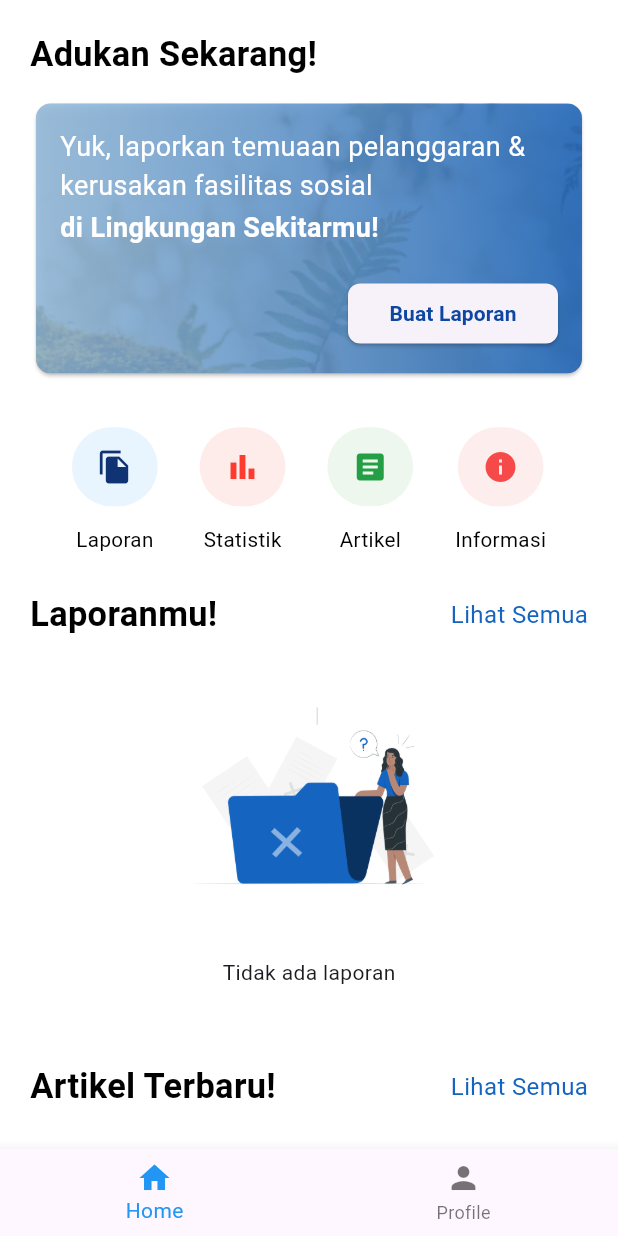
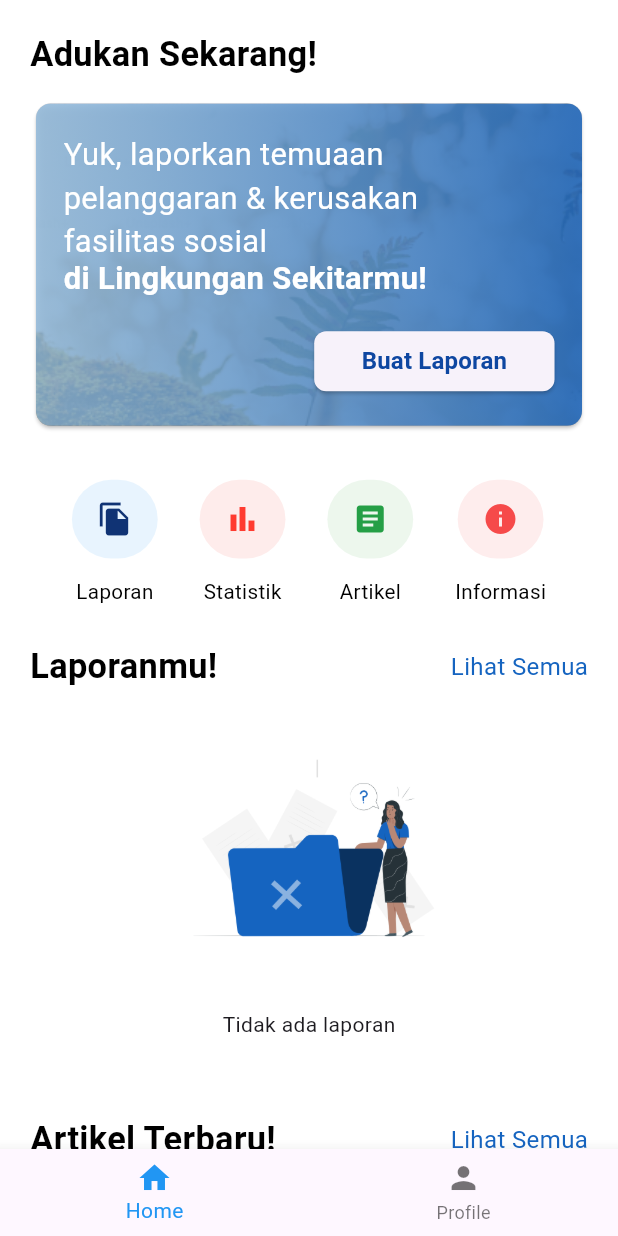
Before and after one commit to BagusRezky/mojadiapp, a Flutter app: the HomeScreen screen opened by its route, on a phone screen of 412 x 824 dp. Run offline on Flutter 3.47's test engine with Material 3 defaults, Android fonts, the phone set to English and light mode, and no system bars; our stand-ins replace cloud_firestore, firebase_auth, firebase_core, firebase_storage, fl_chart, flutter_onboarding_slider and 6 more; accounts and stored records are empty.

Commit message:
chore: Update image size and position in ReportCard component

```diff
--- a/lib/pages/home/report/components/my_report_card.dart
+++ b/lib/pages/home/report/components/my_report_card.dart
@@ -1,4 +1,5 @@
 import 'package:flutter/material.dart';
+import 'package:flutter_screenutil/flutter_screenutil.dart';
 import 'package:google_fonts/google_fonts.dart';
 
 class ReportCard extends StatelessWidget {
@@ -18,17 +19,17 @@ class ReportCard extends StatelessWidget {
       ),
       child: Stack(
         children: [
-          const Opacity(
+          Opacity(
             opacity: 0.5,
             child: Image(
-              image: AssetImage('assets/cover-card.png'),
-              height: 180,
+              image: const AssetImage('assets/cover-card.png'),
+              height: 180.h,
               width: double.infinity,
               fit: BoxFit.cover,
             ),
           ),
           Container(
-            height: 180,
+            height: 180.h,
             decoration: BoxDecoration(
               gradient: LinearGradient(
                 begin: Alignment.centerRight,
@@ -49,35 +50,35 @@ class ReportCard extends StatelessWidget {
             ),
           ),
           Positioned(
-            top: 16,
-            right: 30,
-            left: 16,
+            top: 16.h,
+            right: 30.w,
+            left: 16.w,
             child: Text(
               'Yuk, laporkan temuaan pelanggaran & kerusakan fasilitas sosial',
               style: GoogleFonts.roboto(
                 fontWeight: FontWeight.normal,
                 color: Colors.white,
-                fontSize: 18,
+                fontSize: 18.sp,
               ),
             ),
           ),
           Positioned(
-            top: 70,
-            right: 30,
-            left: 16,
+            top: 85.h,
+            right: 30.w,
+            left: 16.w,
             child: Text(
               'di Lingkungan Sekitarmu!',
               style: GoogleFonts.roboto(
                 fontWeight: FontWeight.bold,
                 color: Colors.white,
-                fontSize: 18,
+                fontSize: 18.sp,
               ),
             ),
           ),
           Positioned(
-            bottom: 16,
-            right: 16,
-            width: 140,
+            bottom: 16.h,
+            right: 16.w,
+            width: 140.w,
             child: ElevatedButton(
               onPressed: () {
                 Navigator.pushNamed(context, '/report/create');
@@ -92,7 +93,7 @@ class ReportCard extends StatelessWidget {
                 style: GoogleFonts.roboto(
                   fontWeight: FontWeight.bold,
                   color: const Color(0xFF0E47A1),
-                  fontSize: 14,
+                  fontSize: 14.sp,
                 ),
               ),
             ),
```
